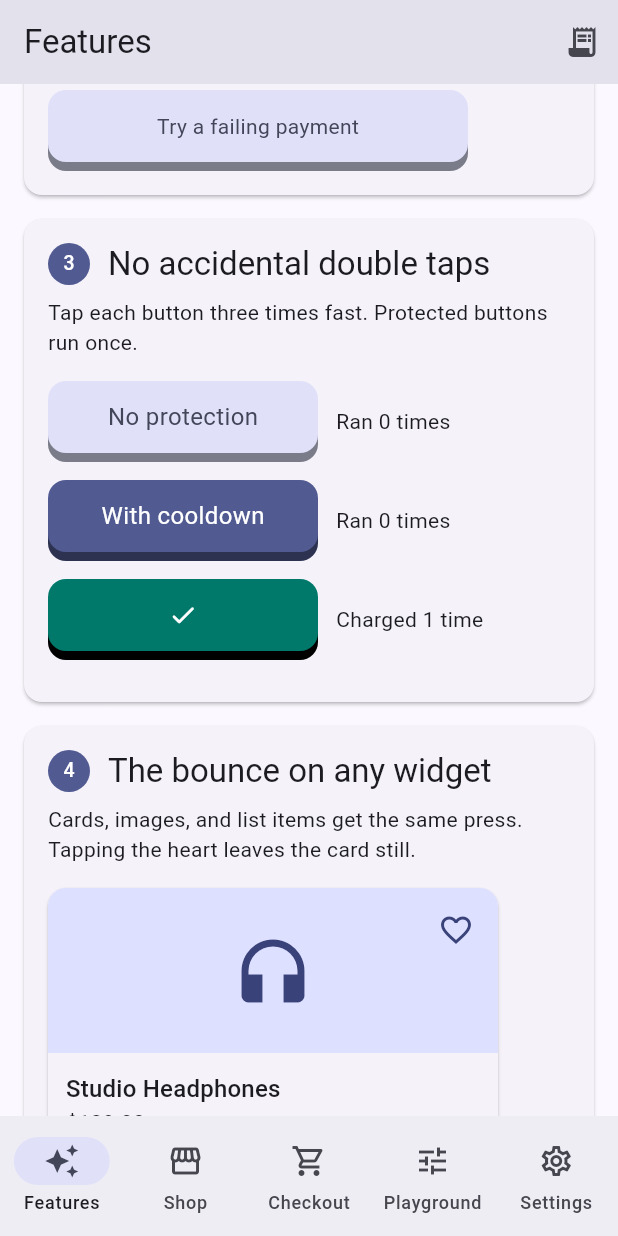
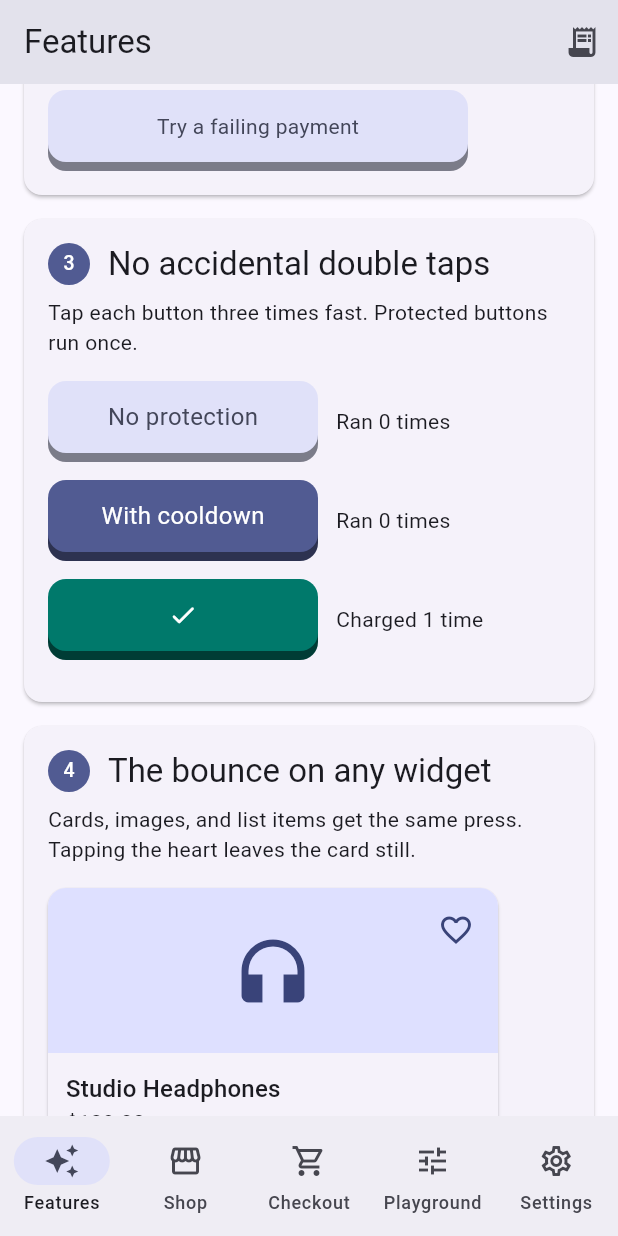
Before and after one commit to Ibrahim-Lokman/bouncy_button, a Flutter app: the screen it shows after launch, scrolled down 576 dp, after a tap on "Pay (async)", on a phone screen of 412 x 824 dp. Run offline on Flutter 3.47's test engine with Material 3 defaults, Android fonts, the phone set to English and light mode, and no system bars.

Commit message:
Record the README's screenshots and GIFs from the Features tab
- example/test/gifs/record_gifs_test.dart drives each demo, with a dot
  where a finger is down, a mouse pointer, and a key badge, and saves
  its frames. It only runs with RECORD_GIFS=1.
- example/tool/make_gifs.sh turns them into a compact screenshot and GIF
  per feature in gifs/features/, about 1.3 MB in all, and the four
  pub.dev screenshots in screenshots/.
- pubspec.yaml lists the new screenshots. The old ones stay in the
  repository, as older READMEs link to them, but leave the package.
- Demo touches: a lighter depth on dark teal, room for Saving..., and a
  fixed width for content that changes while pressed.

```diff
--- a/example/lib/tour/feature_demos.dart
+++ b/example/lib/tour/feature_demos.dart
@@ -163,6 +163,7 @@ final List<FeatureDemo> featureDemos = [
     summary: 'Gradients, borders, shadows, content that changes while '
         'pressed, and color palettes.',
     builder: (_) => const CustomLooksDemo(),
+    recordSize: const Size(400, 360),
   ),
   FeatureDemo(
     id: '17-haptics-sound',
--- a/example/lib/tour/press_demos.dart
+++ b/example/lib/tour/press_demos.dart
@@ -17,6 +17,8 @@ class PressDemo extends StatelessWidget {
           onPressed: () {},
           style: BouncyButtonStyle(
             backgroundColor: Colors.teal.shade700,
+            // A lighter depth, as the default turns black on dark colors.
+            shadowDarkness: BouncyButtonStyle.shadowLight,
             elevation: 12,
             borderRadius: BorderRadius.circular(18),
           ),
@@ -159,6 +161,8 @@ class MotionDemo extends StatelessWidget {
           onPressed: () {},
           style: medium.copyWith(
             backgroundColor: Colors.teal.shade700,
+            // A lighter depth, as the default turns black on dark colors.
+            shadowDarkness: BouncyButtonStyle.shadowLight,
             borderRadius: BorderRadius.circular(28),
             pressedBorderRadius: BorderRadius.circular(6),
           ),
@@ -265,6 +269,8 @@ class HeroDemo extends StatelessWidget {
             style: BouncyButtonStyle.primary.copyWith(
               width: double.infinity,
               backgroundColor: Colors.teal.shade700,
+              // A lighter depth, as the default turns black on dark colors.
+              shadowDarkness: BouncyButtonStyle.shadowLight,
             ),
             child: const Text(r'Pay $24.00'),
           ),
--- a/example/lib/tour/safety_demos.dart
+++ b/example/lib/tour/safety_demos.dart
@@ -98,7 +98,10 @@ class _DoubleTapDemoState extends State<DoubleTapDemo> {
               setState(() => _charges++);
               await Future<void>.delayed(const Duration(milliseconds: 700));
             },
-            style: style.copyWith(backgroundColor: Colors.teal.shade700),
+            style: style.copyWith(
+              backgroundColor: Colors.teal.shade700,
+              shadowDarkness: BouncyButtonStyle.shadowLight,
+            ),
             child: const Text('Pay (async)'),
           ),
           'Charged ${_times(_charges)}',
@@ -270,7 +273,10 @@ class _ControlDemoState extends State<ControlDemo> {
               controller: _save,
               onPressedAsync: _wait,
               feedback: const BouncyButtonFeedback(loadingText: 'Saving…'),
-              style: BouncyButtonStyle.fromSize(BouncyButtonSize.medium),
+              // Wide enough for the loading text, as the button keeps its
+              // size while loading.
+              style: BouncyButtonStyle.fromSize(BouncyButtonSize.medium)
+                  .copyWith(minWidth: 130),
               child: const Text('Save'),
             ),
             OutlinedButton(
--- a/example/lib/tour/style_demos.dart
+++ b/example/lib/tour/style_demos.dart
@@ -342,6 +342,9 @@ class CustomLooksDemo extends StatelessWidget {
             ),
             BouncyButton(
               onPressed: () {},
+              // A fixed width, so the button doesn't move when its content
+              // changes while held.
+              style: const BouncyButtonStyle(width: 180),
               // The content can change while the button is held.
               builder: (context, isPressed) => Padding(
                 padding:
```
Also changed, not shown: example/lib/tour/accessibility_demos.dart (+16 -1 lines), pubspec.yaml (+8 -4 lines), 1 other file.
